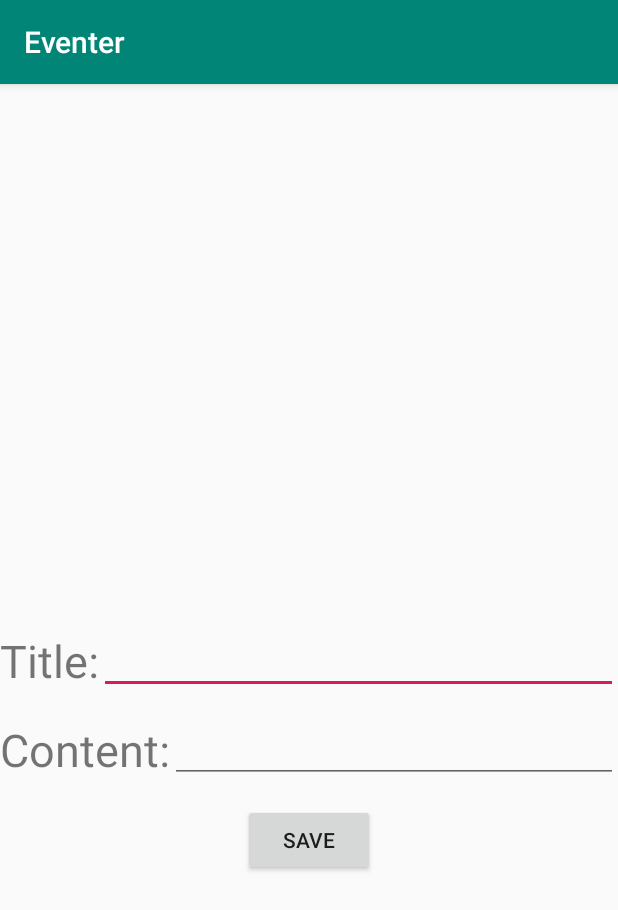
After one commit to sver18ed/Eventer, an Android app: the CreateEventActivity screen opened directly, with no data from a screen before it, on a phone screen of 412 x 824 dp. The commit adds this screen. Shown: the top 910 px of the screen. Run offline under Robolectric (Android 15) with nearby library versions, the phone set to English and light mode, and no system bars.

Commit message:
Added CreateEvent & EditEvent activiies

```diff
--- a/app/src/main/AndroidManifest.xml
+++ b/app/src/main/AndroidManifest.xml
@@ -11,6 +11,8 @@
         android:theme="@style/AppTheme">
         <activity android:name=".LoginActivity"></activity>
         <activity android:name=".ViewEventActivity" />
+        <activity android:name=".EditEventActivity"></activity>
+        <activity android:name=".CreateEventActivity" />
         <activity android:name=".MainActivity">
             <intent-filter>
                 <action android:name="android.intent.action.MAIN" />
--- /dev/null
+++ b/app/src/main/java/com/example/eventer/CreateEventActivity.kt
@@ -0,0 +1,12 @@
+package com.example.eventer
+
+import androidx.appcompat.app.AppCompatActivity
+import android.os.Bundle
+
+class CreateEventActivity : AppCompatActivity() {
+
+    override fun onCreate(savedInstanceState: Bundle?) {
+        super.onCreate(savedInstanceState)
+        setContentView(R.layout.activity_create_event)
+    }
+}
--- a/app/src/main/java/com/example/eventer/MainActivity.kt
+++ b/app/src/main/java/com/example/eventer/MainActivity.kt
@@ -13,7 +13,7 @@ class MainActivity : AppCompatActivity() {
         super.onCreate(savedInstanceState)
         setContentView(R.layout.activity_main)
 
-        val listView = this.findViewById<ListView>(R.id.main_listview)
+        val listView = findViewById<ListView>(R.id.main_listview)
         listView.adapter = ArrayAdapter<Events>(
             this,
             android.R.layout.simple_list_item_1,
--- /dev/null
+++ b/app/src/main/res/layout/activity_create_event.xml
@@ -0,0 +1,76 @@
+<?xml version="1.0" encoding="utf-8"?>
+<androidx.constraintlayout.widget.ConstraintLayout xmlns:android="http://schemas.android.com/apk/res/android"
+    xmlns:app="http://schemas.android.com/apk/res-auto"
+    xmlns:tools="http://schemas.android.com/tools"
+    android:layout_width="match_parent"
+    android:layout_height="match_parent"
+    tools:context=".CreateEventActivity">
+
+    <TextView
+        android:id="@+id/titleText"
+        android:layout_width="wrap_content"
+        android:layout_height="wrap_content"
+        android:text="@string/title"
+        android:textSize="30sp"
+        app:layout_constraintStart_toStartOf="parent"
+        app:layout_constraintTop_toTopOf="parent"
+        app:layout_constraintBottom_toBottomOf="parent"/>
+
+    <TextView
+        android:id="@+id/editTitleTextWatcher"
+        android:layout_width="wrap_content"
+        android:layout_height="wrap_content"
+        android:textSize="10sp"
+        app:layout_constraintStart_toStartOf="parent"
+        app:layout_constraintEnd_toEndOf="parent"
+        app:layout_constraintTop_toBottomOf="@id/editTitleText"/>
+
+    <TextView
+        android:id="@+id/contentText"
+        android:layout_width="wrap_content"
+        android:layout_height="wrap_content"
+        android:text="@string/content"
+        android:textSize="30sp"
+        app:layout_constraintStart_toStartOf="parent"
+        app:layout_constraintTop_toBottomOf="@+id/editTitleTextWatcher"
+        app:layout_constraintBottom_toBottomOf="@id/editContentText"/>
+
+    <TextView
+        android:id="@+id/editContentTextWatcher"
+        android:layout_width="wrap_content"
+        android:layout_height="wrap_content"
+        android:textSize="10sp"
+        app:layout_constraintStart_toStartOf="parent"
+        app:layout_constraintEnd_toEndOf="parent"
+        app:layout_constraintTop_toBottomOf="@id/editContentText"/>
+
+    <EditText
+        android:id="@+id/editTitleText"
+        android:layout_width="0dp"
+        android:layout_height="wrap_content"
+        android:inputType="textPersonName"
+        app:layout_constraintEnd_toEndOf="parent"
+        app:layout_constraintStart_toEndOf="@+id/titleText"
+        app:layout_constraintTop_toTopOf="parent"
+        app:layout_constraintBottom_toBottomOf="parent"/>
+
+    <EditText
+        android:id="@+id/editContentText"
+        android:layout_width="0dp"
+        android:layout_height="wrap_content"
+        android:inputType="textPersonName"
+        app:layout_constraintEnd_toEndOf="parent"
+        app:layout_constraintStart_toEndOf="@+id/contentText"
+        app:layout_constraintTop_toBottomOf="@+id/editTitleTextWatcher"
+        android:autofillHints="" />
+
+    <Button
+        android:id="@+id/save"
+        android:layout_width="wrap_content"
+        android:layout_height="wrap_content"
+        android:text="@string/save"
+        app:layout_constraintLeft_toLeftOf="parent"
+        app:layout_constraintRight_toRightOf="parent"
+        app:layout_constraintTop_toBottomOf="@id/editContentTextWatcher"/>
+
+</androidx.constraintlayout.widget.ConstraintLayout>
--- a/app/src/main/res/values/strings.xml
+++ b/app/src/main/res/values/strings.xml
@@ -3,4 +3,9 @@
     <string name="upcoming_events">Upcoming Events</string>
     <string name="create">Create</string>
     <string name="login">Login</string>
+    <string name="join_button">Join</string>
+    <string name="edit_button">Edit</string>
+    <string name="save">Save</string>
+    <string name="content">Content:</string>
+    <string name="title">Title:</string>
 </resources>
```
Also changed, not shown: app/src/main/java/com/example/eventer/EditEventActivity.kt (added, +12 -0 lines), app/src/main/res/layout/activity_edit_event.xml (added, +76 -0 lines), app/src/main/res/layout/activity_view_event.xml (+47 -0 lines).
